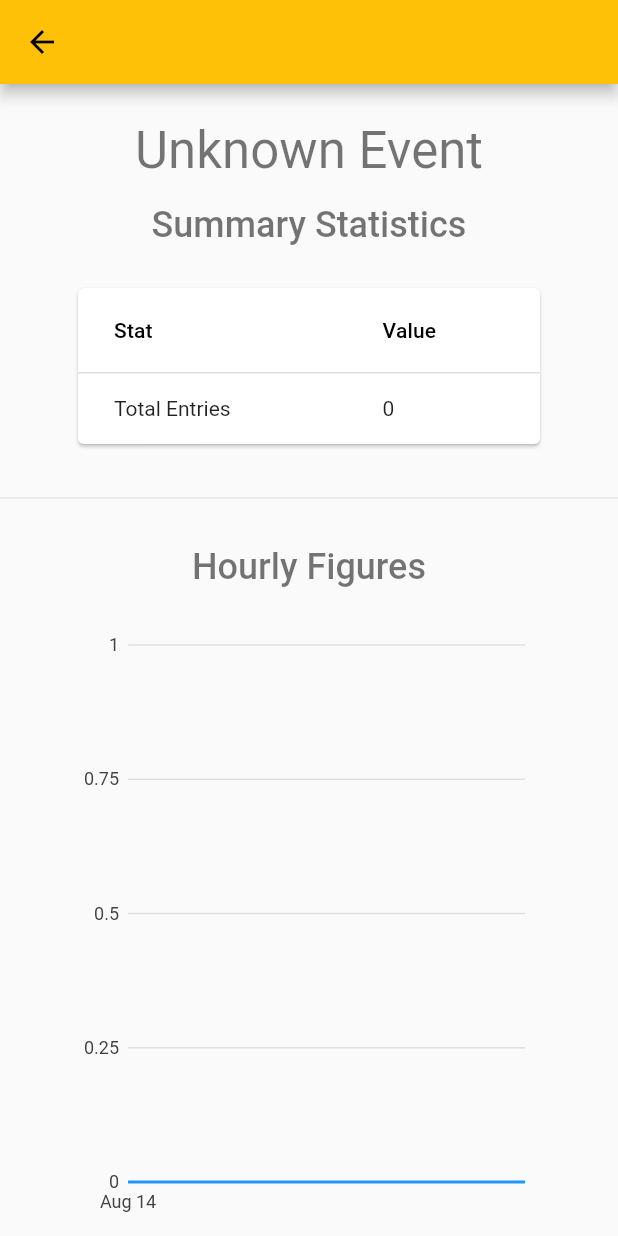
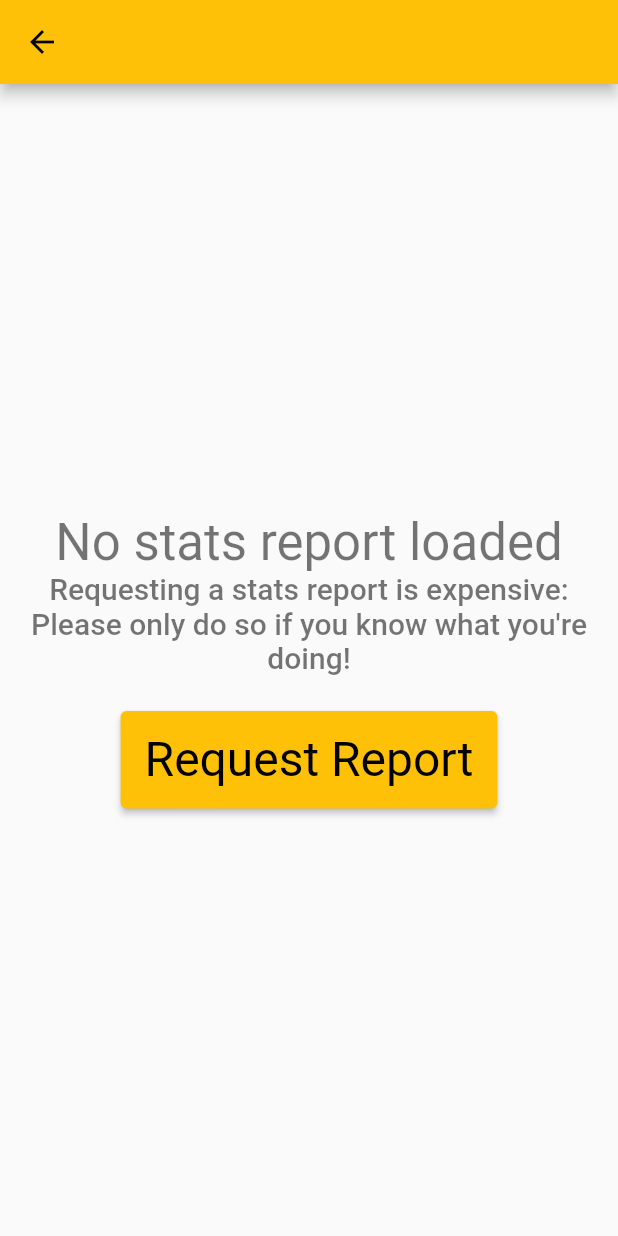
Before and after one commit to ImperialOctopus/people-counter, a Flutter app: the screen it shows after launch, after a tap on the "arrow forward" icon, after a tap on "Stats", on a phone screen of 412 x 824 dp. Run offline on Flutter 3.47's test engine with Material 2 defaults, Android fonts, the phone set to English and light mode, and no system bars; our stand-ins replace cloud_firestore, equatable, firebase_core, flutter_bloc; accounts and stored records are empty.

Commit message:
Add stats graph

```diff
--- a/lib/bloc/stats/stats_bloc.dart
+++ b/lib/bloc/stats/stats_bloc.dart
@@ -17,12 +17,13 @@ class StatsBloc extends Bloc<StatsEvent, StatsState> {
   Stream<StatsState> mapEventToState(StatsEvent event) async* {
     if (event is ReloadStatsEvent) {
       if (state is StatsHasStats) {
-        yield StatsReloading((state as StatsHasStats).snapshot);
+        yield StatsReloading((state as StatsHasStats).snapshot,
+            (state as StatsHasStats).generatedAt);
       } else {
         yield const StatsLoading();
       }
       final _stats = await _roomConnection.stats;
-      yield StatsLoaded(_stats);
+      yield StatsLoaded(_stats, DateTime.now());
       return;
     }
     throw FallThroughError();
--- a/lib/bloc/stats/stats_state.dart
+++ b/lib/bloc/stats/stats_state.dart
@@ -8,6 +8,8 @@ abstract class StatsState extends Equatable {
 
 abstract class StatsHasStats {
   StatsSnapshot get snapshot;
+
+  DateTime get generatedAt;
 }
 
 abstract class StatsIsLoading {}
@@ -30,16 +32,17 @@ class StatsLoaded extends StatsState implements StatsHasStats {
   @override
   final StatsSnapshot snapshot;
 
-  const StatsLoaded(this.snapshot);
+  @override
+  final DateTime generatedAt;
+
+  const StatsLoaded(this.snapshot, this.generatedAt);
 
   @override
-  List<Object> get props => [snapshot];
+  List<Object> get props => [snapshot, generatedAt];
 }
 
 class StatsReloading extends StatsLoaded
     implements StatsHasStats, StatsIsLoading {
-  const StatsReloading(StatsSnapshot snapshot) : super(snapshot);
-
-  @override
-  List<Object> get props => [snapshot];
+  const StatsReloading(StatsSnapshot snapshot, DateTime generatedAt)
+      : super(snapshot, generatedAt);
 }
--- a/lib/model/stats_snapshot.dart
+++ b/lib/model/stats_snapshot.dart
@@ -27,4 +27,10 @@ class StatsSnapshot extends Equatable {
       }
     });
   }
+
+  List<LogEntry> logsBetween({required DateTime start, required DateTime end}) {
+    return logs
+        .where((log) => log.time.isAfter(start) && log.time.isBefore(end))
+        .toList();
+  }
 }
--- a/lib/screen/location_select/location_navigator.dart
+++ b/lib/screen/location_select/location_navigator.dart
@@ -1,6 +1,5 @@
 import 'package:flutter/material.dart';
 import 'package:flutter_bloc/flutter_bloc.dart';
-import 'package:people_counter/bloc/stats/stats_event.dart';
 
 import '../../bloc/counter/counter_bloc.dart';
 import '../../bloc/room/room_state.dart';
@@ -20,8 +19,8 @@ class LocationNavigator extends StatelessWidget {
             create: (context) =>
                 CounterBloc(roomConnection: state.roomConnection)),
         BlocProvider<StatsBloc>(
-            create: (context) => StatsBloc(roomConnection: state.roomConnection)
-              ..add(const ReloadStatsEvent())),
+            create: (context) =>
+                StatsBloc(roomConnection: state.roomConnection)),
       ],
       child: Navigator(
         pages: [
--- a/lib/screen/location_select/location_select.dart
+++ b/lib/screen/location_select/location_select.dart
@@ -4,8 +4,6 @@ import 'package:flutter_bloc/flutter_bloc.dart';
 import '../../bloc/room/room_bloc.dart';
 import '../../bloc/room/room_event.dart';
 import '../../bloc/room/room_state.dart';
-import '../../bloc/stats/stats_bloc.dart';
-import '../../bloc/stats/stats_event.dart';
 import 'counter_screen.dart';
 import 'stats_screen.dart';
 
@@ -88,7 +86,7 @@ class LocationSelect extends StatelessWidget {
             style: TextStyle(fontSize: 18),
           ),
           onPressed: () {
-            BlocProvider.of<StatsBloc>(context).add(const ReloadStatsEvent());
+            //BlocProvider.of<StatsBloc>(context).add(const ReloadStatsEvent());
             Navigator.of(context).push(
               MaterialPageRoute(
                 builder: (context) => StatsScreen(roomInfo: roomState.roomInfo),
--- a/lib/screen/location_select/stats_screen.dart
+++ b/lib/screen/location_select/stats_screen.dart
@@ -1,11 +1,11 @@
 import 'package:charts_flutter/flutter.dart';
 import 'package:flutter/material.dart';
 import 'package:flutter_bloc/flutter_bloc.dart';
-import 'package:people_counter/model/entries_chart_point.dart';
-import 'package:people_counter/model/stats_snapshot.dart';
 
 import '../../bloc/stats/stats_bloc.dart';
+import '../../bloc/stats/stats_event.dart';
 import '../../bloc/stats/stats_state.dart';
+import '../../model/entries_chart_point.dart';
 import '../../model/entries_table_source.dart';
 import '../../model/room_info.dart';
 
@@ -28,37 +28,108 @@ class _StatsScreenState extends State<StatsScreen> {
     _entriesTableSource = EntriesTableSource(
         statsBloc: BlocProvider.of<StatsBloc>(context),
         roomInfo: widget.roomInfo);
+
     super.initState();
   }
 
   List<DateTime> get _chartRange {
     final _now = DateTime.now();
     return [
-      DateTime(_now.year, _now.month, _now.day, 11),
+      DateTime(_now.year, _now.month, _now.day, 11, 00),
+      DateTime(_now.year, _now.month, _now.day, 11, 10),
+      DateTime(_now.year, _now.month, _now.day, 11, 20),
       DateTime(_now.year, _now.month, _now.day, 11, 30),
-      DateTime(_now.year, _now.month, _now.day, 12),
+      DateTime(_now.year, _now.month, _now.day, 11, 40),
+      DateTime(_now.year, _now.month, _now.day, 11, 50),
+      //
+      DateTime(_now.year, _now.month, _now.day, 12, 00),
+      DateTime(_now.year, _now.month, _now.day, 12, 10),
+      DateTime(_now.year, _now.month, _now.day, 12, 20),
       DateTime(_now.year, _now.month, _now.day, 12, 30),
-      DateTime(_now.year, _now.month, _now.day, 13),
+      DateTime(_now.year, _now.month, _now.day, 12, 40),
+      DateTime(_now.year, _now.month, _now.day, 12, 50),
+      //
+      DateTime(_now.year, _now.month, _now.day, 13, 00),
+      DateTime(_now.year, _now.month, _now.day, 13, 10),
+      DateTime(_now.year, _now.month, _now.day, 13, 20),
       DateTime(_now.year, _now.month, _now.day, 13, 30),
-      DateTime(_now.year, _now.month, _now.day, 14),
+      DateTime(_now.year, _now.month, _now.day, 13, 40),
+      DateTime(_now.year, _now.month, _now.day, 13, 50),
+      //
+      DateTime(_now.year, _now.month, _now.day, 14, 00),
+      DateTime(_now.year, _now.month, _now.day, 14, 10),
+      DateTime(_now.year, _now.month, _now.day, 14, 20),
       DateTime(_now.year, _now.month, _now.day, 14, 30),
-      DateTime(_now.year, _now.month, _now.day, 15),
+      DateTime(_now.year, _now.month, _now.day, 14, 40),
+      DateTime(_now.year, _now.month, _now.day, 14, 50),
+      //
+      DateTime(_now.year, _now.month, _now.day, 15, 00),
+      DateTime(_now.year, _now.month, _now.day, 15, 10),
+      DateTime(_now.year, _now.month, _now.day, 15, 20),
       DateTime(_now.year, _now.month, _now.day, 15, 30),
-      DateTime(_now.year, _now.month, _now.day, 16),
+      DateTime(_now.year, _now.month, _now.day, 15, 40),
+      DateTime(_now.year, _now.month, _now.day, 15, 50),
+      //
+      DateTime(_now.year, _now.month, _now.day, 16, 00),
     ];
+  }
+
+  bool get _isWithinRange {
+    final _now = DateTime.now();
+    return (_now.hour >= 11 && _now.hour < 16);
   }
 
   @override
   Widget build(BuildContext context) {
+    return BlocBuilder<StatsBloc, StatsState>(builder: (context, statsState) {
+      if (statsState is StatsNotLoaded) {
         return Scaffold(
           appBar: AppBar(),
-      body: BlocBuilder<StatsBloc, StatsState>(builder: (context, statsState) {
+          body: Center(
+            child: Column(
+              mainAxisAlignment: MainAxisAlignment.center,
+              children: [
+                Text(
+                  'No stats report loaded',
+                  textAlign: TextAlign.center,
+                  style: Theme.of(context).textTheme.headline4,
+                ),
+                Text(
+                  "Requesting a stats report is expensive:\nPlease only do so if you know what you're doing!",
+                  textAlign: TextAlign.center,
+                  style: Theme.of(context).textTheme.headline6,
+                ),
+                const SizedBox(height: 24),
+                ElevatedButton(
+                  onPressed: () => BlocProvider.of<StatsBloc>(context)
+                      .add(const ReloadStatsEvent()),
+                  child: const Text('Request Report'),
+                ),
+              ],
+            ),
+          ),
+        );
+      }
+
       if (statsState is! StatsLoaded) {
-          return const Center(child: CircularProgressIndicator());
+        return Scaffold(
+          appBar: AppBar(),
+          body: const Center(child: CircularProgressIndicator()),
+        );
       }
-        final _snapshot = statsState.snapshot;
 
-        return SingleChildScrollView(
+      final _snapshot = (statsState).snapshot;
+
+      return Scaffold(
+        appBar: AppBar(
+          actions: [
+            IconButton(
+                onPressed: () => BlocProvider.of<StatsBloc>(context)
+                    .add(const ReloadStatsEvent()),
+                icon: const Icon(Icons.refresh))
+          ],
+        ),
+        body: SingleChildScrollView(
           child: Column(
             mainAxisSize: MainAxisSize.max,
             crossAxisAlignment: CrossAxisAlignment.stretch,
@@ -68,6 +139,11 @@ class _StatsScreenState extends State<StatsScreen> {
                 widget.roomInfo.title,
                 textAlign: TextAlign.center,
                 style: Theme.of(context).textTheme.headline4,
+              ),
+              Text(
+                'Generated at: ' + statsState.generatedAt.toString(),
+                textAlign: TextAlign.center,
+                style: Theme.of(context).textTheme.subtitle1,
               ),
               const SizedBox(height: 16),
               // Summary stats
@@ -126,18 +202,23 @@ class _StatsScreenState extends State<StatsScreen> {
                             entries.time,
                         measureFn: (EntriesChartPoint entries, _) =>
                             entries.frequency,
-                        data: _chartRange
-                            .map(
+                        data: [
+                          ..._chartRange.map(
                             (time) => EntriesChartPoint(
                                 time: time,
                                 frequency: (time.isBefore(DateTime.now()))
                                     ? _snapshot.totalBefore(time)
                                     : null),
-                            )
-                            .toList(),
+                          ),
+                          if (_isWithinRange)
+                            EntriesChartPoint(
+                                time: DateTime.now(),
+                                frequency:
+                                    _snapshot.totalBefore(DateTime.now()))
+                        ],
                       ),
                     ],
-                    animate: true,
+                    animate: false,
                     // Optionally pass in a [DateTimeFactory] used by the chart. The factory
                     // should create the same type of [DateTime] as the data provided. If none
                     // specified, the default creates local date time.
@@ -174,10 +255,11 @@ class _StatsScreenState extends State<StatsScreen> {
                   ),
                 ),
               ),
+              const SizedBox(height: 24),
             ],
           ),
+        ),
       );
-      }),
-    );
+    });
   }
 }
```
Also changed, not shown: bin/download_logs.dart (added). Lines whose indentation alone changed are shown as unchanged.
